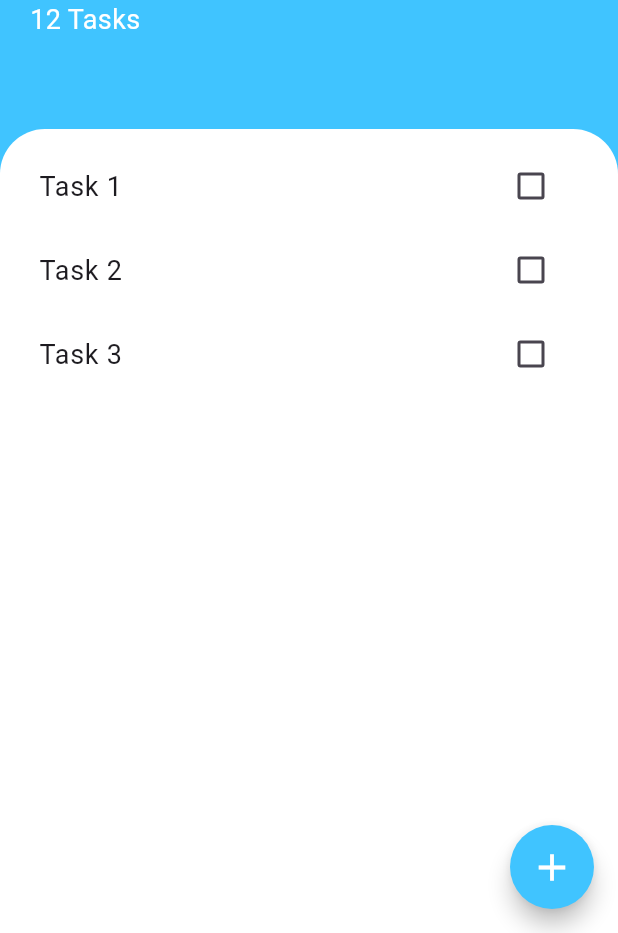
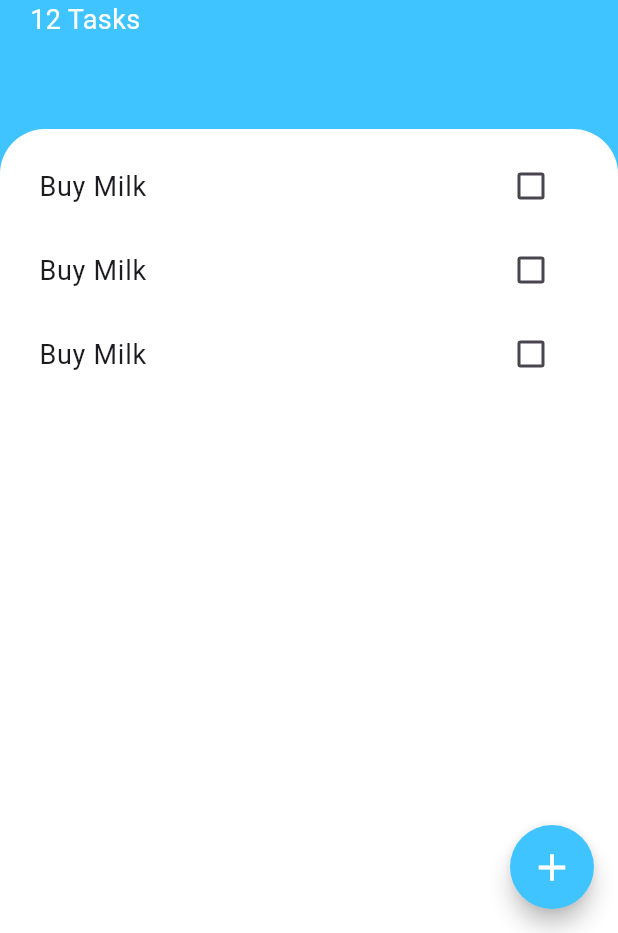
Before and after one commit to Bett-dev/Taskly, a Flutter app: the screen it shows after launch, on a phone screen of 412 x 824 dp, the part 303-1236 px from its top. Run offline on Flutter 3.47's test engine with Material 3 defaults, Android fonts, the phone set to English and light mode, and no system bars.

Commit message:
added tasks

```diff
--- /dev/null
+++ b/lib/models/add_task.dart
@@ -0,0 +1,9 @@
+class Task {
+ final  String? name;
+ bool isCompleted;
+  Task({this.name, this.isCompleted = false});
+
+  void toggleCompleted() {
+    isCompleted = !isCompleted;
+  }
+}
--- a/lib/task_screen.dart
+++ b/lib/task_screen.dart
@@ -1,7 +1,20 @@
 import "package:flutter/material.dart";
+import 'models/add_task.dart';
+import 'widgets/task_tile.dart';
 
-class TaskScreen extends StatelessWidget {
+class TaskScreen extends StatefulWidget {
   const TaskScreen({super.key});
+
+  @override
+  State<TaskScreen> createState() => _TaskScreenState();
+}
+
+class _TaskScreenState extends State<TaskScreen> {
+  List<Task> tasks = [
+    Task(name: 'Buy Milk', isCompleted: false),
+    Task(name: 'Buy Milk', isCompleted: false),
+    Task(name: 'Buy Milk', isCompleted: false)
+  ];
 
   @override
   Widget build(BuildContext context) {
@@ -52,19 +65,21 @@ class TaskScreen extends StatelessWidget {
                       topRight: Radius.circular(30)),
                 ),
                 child: Padding(
-                  padding: const EdgeInsets.all(10.0),
-                  child: ListView(children: [
-                    TaskList(
-                      text: 'Task 1',
-                    ),
-                    TaskList(
-                      text: 'Task 2',
-                    ),
-                    TaskList(
-                      text: 'Task 3',
-                    ),
-                  ]),
-                ),
+                    padding: const EdgeInsets.all(10.0),
+                    child: ListView(children: <Widget>[
+                      TaskTile(
+                        taskTitle: tasks[0].name!,
+                        isChecked: tasks[0].isCompleted,
+                      ),
+                      TaskTile(
+                        taskTitle: tasks[1].name!,
+                        isChecked: tasks[1].isCompleted,
+                      ),
+                      TaskTile(
+                        taskTitle: tasks[2].name!,
+                        isChecked: tasks[2].isCompleted,
+                      ),
+                    ])),
               ),
             ),
           ],
@@ -86,8 +101,8 @@ class TaskScreen extends StatelessWidget {
                         crossAxisAlignment: CrossAxisAlignment.stretch,
                         children: [
                           Text(
+                            'Add Task',
                             textAlign: TextAlign.center,
-                            'Add Task',
                             style: TextStyle(
                                 fontSize: 32, fontWeight: FontWeight.w600),
                           ),
@@ -110,10 +125,12 @@ class TaskScreen extends StatelessWidget {
                           ),
                           TextButton(
                             style: ButtonStyle(
-                              backgroundColor: WidgetStatePropertyAll(
+                              backgroundColor: WidgetStateProperty.all(
                                   Colors.lightBlueAccent),
                             ),
-                            onPressed: () {},
+                            onPressed: () {
+                              // CustomListView.addTask()
+                            },
                             child: Text(
                               'Submit',
                               style: TextStyle(color: Colors.white),
@@ -137,43 +154,3 @@ class TaskScreen extends StatelessWidget {
     );
   }
 }
-
-class TaskList extends StatelessWidget {
-  const TaskList({super.key, required this.text});
-  final String text;
-
-  get onChanged => null;
-
-  @override
-  Widget build(BuildContext context) {
-    return ListTile(
-        title: Text(
-          text,
-          style: TextStyle(fontSize: 18, fontWeight: FontWeight.w400),
-        ),
-        trailing: CheckBox());
-  }
-}
-
-class CheckBox extends StatefulWidget {
-  const CheckBox({super.key});
-
-  @override
-  State<CheckBox> createState() => _CheckBoxState();
-}
-
-class _CheckBoxState extends State<CheckBox> {
-  bool isChecked = false;
-
-  @override
-  Widget build(BuildContext context) {
-    return Checkbox(
-        activeColor: Colors.lightBlueAccent,
-        value: isChecked,
-        onChanged: (newValue) {
-          setState(() {
-            isChecked = newValue!;
-          });
-        });
-  }
-}
--- /dev/null
+++ b/lib/widgets/task_tile.dart
@@ -0,0 +1,26 @@
+import 'package:flutter/material.dart';
+
+
+class TaskTile extends StatelessWidget {
+  const TaskTile({super.key, required this.taskTitle, this.isChecked = false});
+  final String taskTitle;
+  final bool isChecked;
+
+  @override
+  Widget build(BuildContext context) {
+    return ListTile(
+      title: Text(
+        taskTitle,
+        style: TextStyle(
+          fontSize: 18,
+          fontWeight: FontWeight.w400,
+          decoration: isChecked ? TextDecoration.lineThrough : null,
+        ),
+      ),
+      trailing: Checkbox(
+        value: isChecked,
+        onChanged: (newValue) {},
+      ),
+    );
+  }
+}
```
Also changed, not shown: 1 other file.
